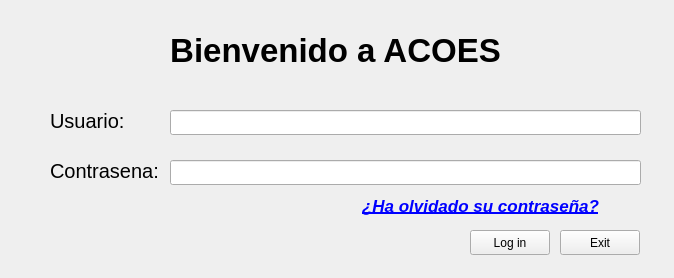
PurpleFlamingo/purpleACOES, file src/UI/login.ui: the form before one commit.
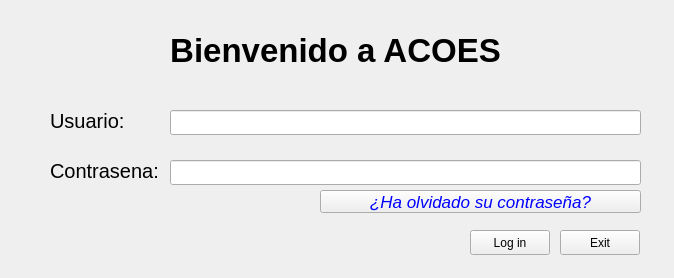
The form after the commit.

Commit message:
Subida de UIs
He modificaco en el login el acceso a recordatorio de contraseña, he modificado recovery y correoElectronico y he subido una ventana "provisional" para que muestre la contraseña, en lugar de enviarla por email como dice el requisito (sería hasta que se implementase el envio del email, si es posible implementarlo)

Patch:
```diff
--- a/src/UI/login.ui
+++ b/src/UI/login.ui
@@ -131,23 +131,21 @@
      </rect>
     </property>
    </widget>
-   <widget class="QLabel" name="lRecordatorio">
+   <widget class="QPushButton" name="bRecordatorio">
     <property name="geometry">
      <rect>
       <x>320</x>
       <y>190</y>
       <width>321</width>
-      <height>31</height>
+      <height>23</height>
      </rect>
     </property>
     <property name="font">
      <font>
       <pointsize>13</pointsize>
-      <weight>75</weight>
+      <weight>50</weight>
       <italic>true</italic>
-      <bold>true</bold>
-      <underline>true</underline>
-      <stylestrategy>PreferDefault</stylestrategy>
+      <bold>false</bold>
      </font>
     </property>
     <property name="cursor">
@@ -165,9 +163,6 @@
     <property name="text">
      <string>¿Ha olvidado su contraseña?</string>
     </property>
-    <property name="alignment">
-     <set>Qt::AlignCenter</set>
-    </property>
    </widget>
   </widget>
  </widget>
```
Left out of the diff: 9 changed lines with no effect on the pictures. The commit also changes 2 other files.
